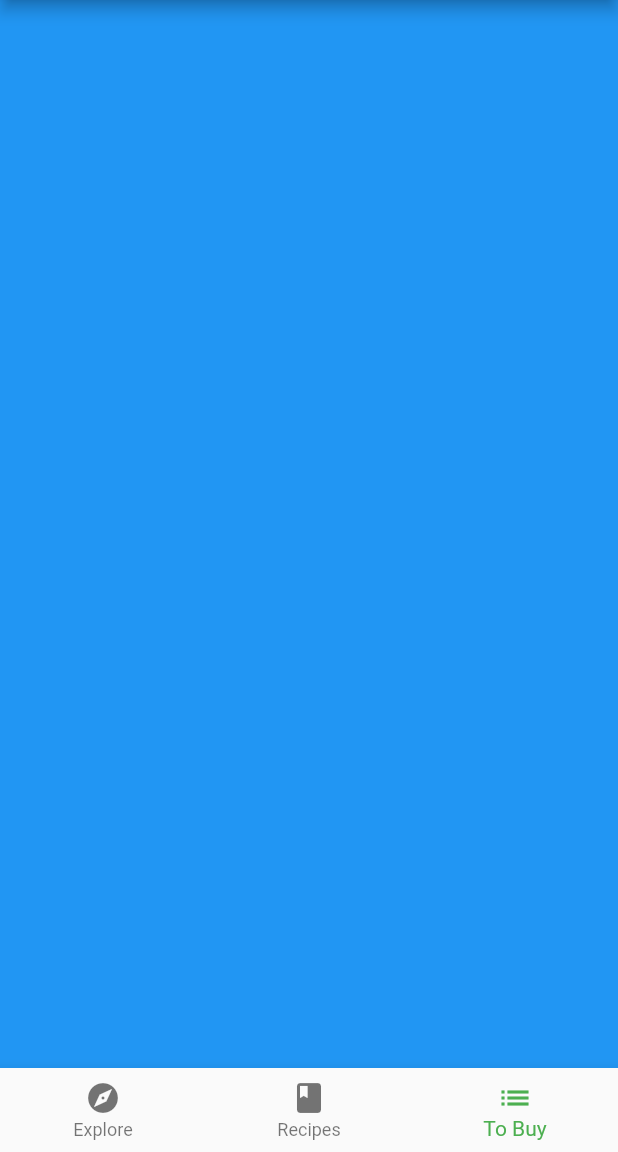
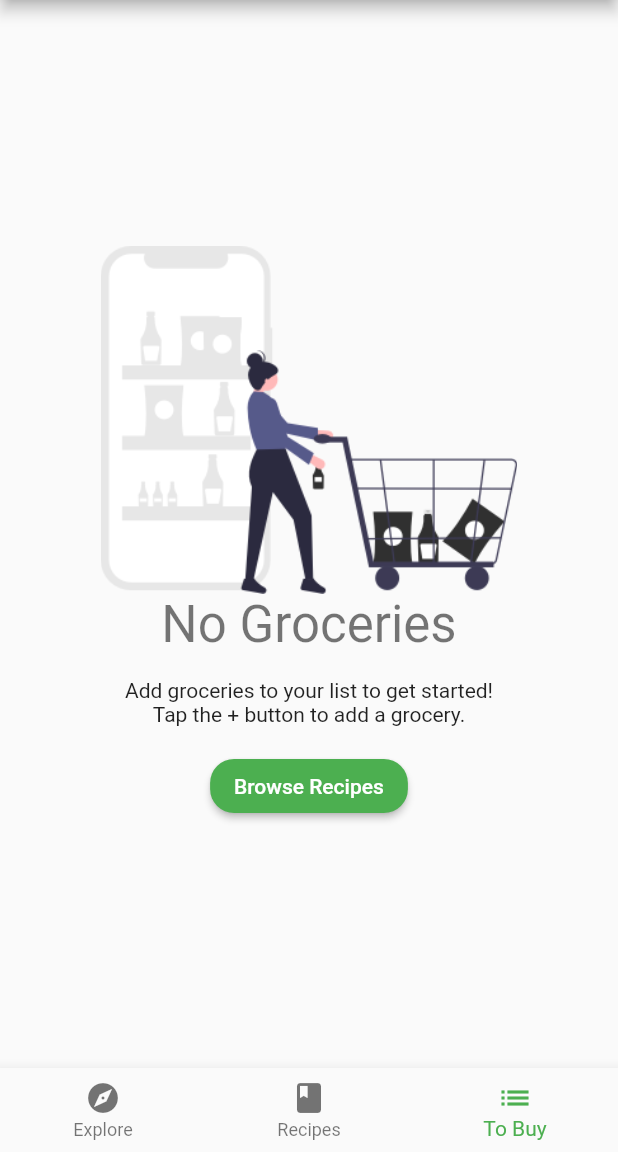
Before and after one commit to tian3rd/fooderlich2, a Flutter app: the screen it shows after launch, item 3 of the bottom bar chosen, on a phone screen of 412 x 824 dp, the part 84-1236 px from its top. Run offline on Flutter 3.47's test engine with Material 2 defaults, Android fonts, the phone set to English and light mode, and no system bars; our stand-ins replace google_fonts; project files that could hold a hidden picture were left out.

Commit message:
add empty screen

```diff
--- a/lib/home.dart
+++ b/lib/home.dart
@@ -1,4 +1,5 @@
 import 'package:flutter/material.dart';
+import 'package:fooderlich/screens/grocery_screen.dart';
 
 import 'screens/explore_screen.dart';
 import 'screens/recipes_screen.dart';
@@ -18,7 +19,8 @@ class _HomeState extends State<Home> {
     ExploreScreen(),
     // TODO: Replace with RecipesScreen
     RecipesScreen(),
-    Container(color: Colors.blue),
+    // TODO: Replace with GroceryScreen
+    GroceryScreen(),
   ];
 
   void _onItemTapped(int index) {
--- a/lib/screens/empty_grocery_screen.dart
+++ b/lib/screens/empty_grocery_screen.dart
@@ -0,0 +1,50 @@
+import 'package:flutter/material.dart';
+
+class EmptyGroceryScreen extends StatelessWidget {
+  const EmptyGroceryScreen({
+    Key? key,
+  }) : super(key: key);
+
+  @override
+  Widget build(BuildContext context) {
+    // TODO 3: replace and add layout widgets
+    return Padding(
+      padding: const EdgeInsets.all(32),
+      child: Center(
+        child: Column(mainAxisAlignment: MainAxisAlignment.center, children: [
+          // TODO 4: add empty screen image
+          Flexible(
+            child: AspectRatio(
+              aspectRatio: 3 / 2,
+              // remember to update the pubspec.yaml to include the image
+              child: Image.asset('assets/fooderlich_assets/empty_list.png'),
+            ),
+          ),
+          // TODO 5: add empty screen title
+          Text(
+            'No Groceries',
+            style: Theme.of(context).textTheme.headline4,
+          ),
+          // TODO 6: add empty screen subtitle
+          SizedBox(height: 16),
+          Text(
+            'Add groceries to your list to get started!\n'
+            'Tap the + button to add a grocery.',
+            style: Theme.of(context).textTheme.bodyText2,
+            textAlign: TextAlign.center,
+          ),
+          // TODO 7: add empty screen browse button
+          SizedBox(height: 16),
+          MaterialButton(onPressed: () {},
+            textColor: Colors.white,
+            child: Text('Browse Recipes'),
+            shape: RoundedRectangleBorder(
+              borderRadius: BorderRadius.circular(16),
+            ),
+            color: Colors.green,
+          ),
+        ]),
+      ),
+    );
+  }
+}
--- a/lib/screens/grocery_screen.dart
+++ b/lib/screens/grocery_screen.dart
@@ -0,0 +1,16 @@
+import 'package:flutter/material.dart';
+
+import 'empty_grocery_screen.dart';
+
+class GroceryScreen extends StatelessWidget {
+  const GroceryScreen({
+    Key? key,
+  }) : super(key: key);
+
+  @override
+  Widget build(BuildContext context) {
+    // TODO 2: Replace with EmptyGroceryScreen
+    return EmptyGroceryScreen();
+  }
+  // TODO: add buildGroceryScreen
+}
```
